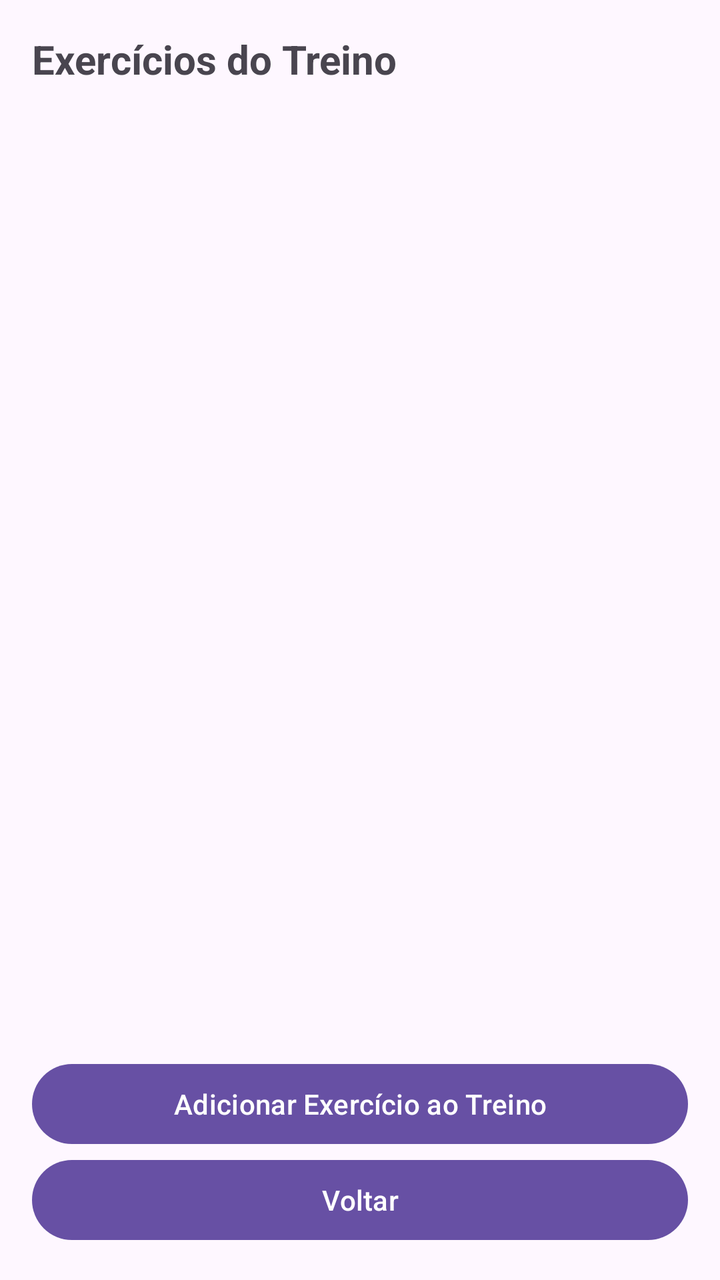
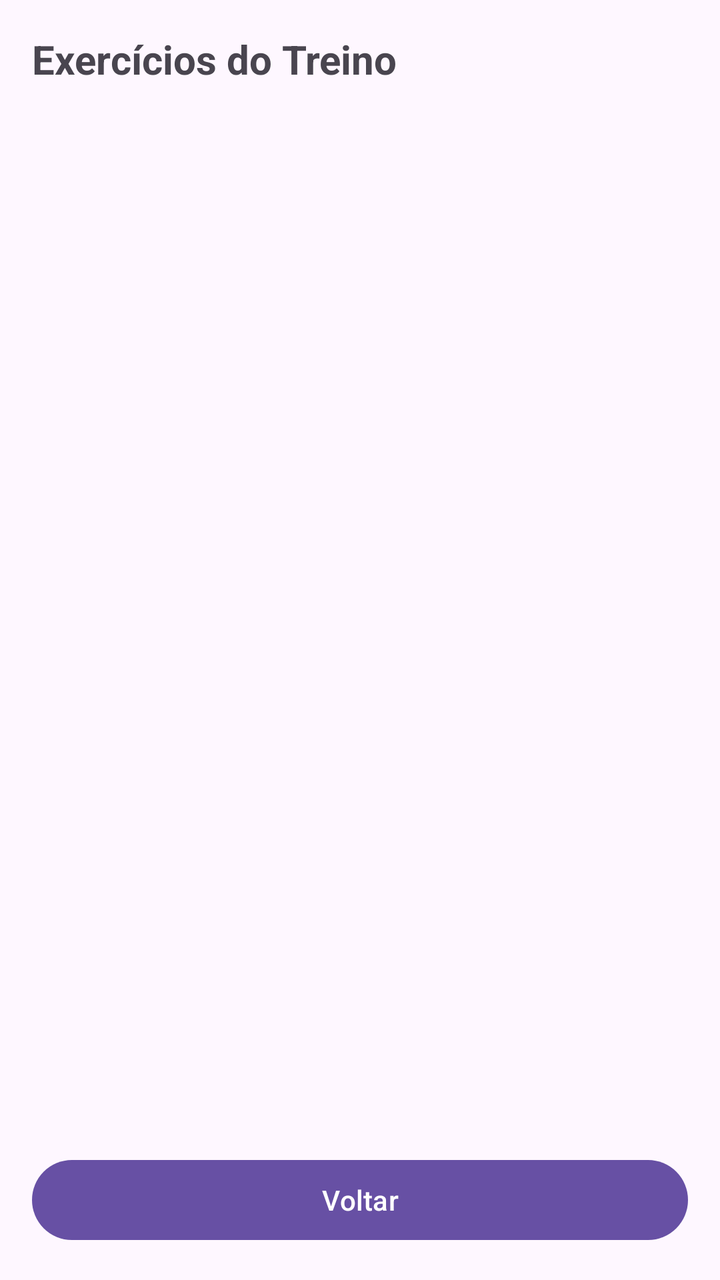

Before-and-after screenshots of an Android layout around one commit, followed by the original layout XML and the change that was made.
<!-- AndroidManifest.xml: application theme Theme.TrabalhoIII -->
<!-- res/layout/activity_exercicios_treino.xml -->
<?xml version="1.0" encoding="utf-8"?>
<LinearLayout xmlns:android="http://schemas.android.com/apk/res/android"
    android:orientation="vertical"
    android:layout_width="match_parent"
    android:layout_height="match_parent"
    android:padding="16dp">

    <TextView
        android:id="@+id/tvTituloTreino"
        android:layout_width="wrap_content"
        android:layout_height="wrap_content"
        android:text="Exercícios do Treino"
        android:textSize="20sp"
        android:textStyle="bold"
        android:paddingBottom="20dp" />

    <ListView
        android:id="@+id/listViewExerciciosDoTreino"
        android:layout_width="match_parent"
        android:layout_height="0dp"
        android:layout_weight="1" />

    <Button
        android:id="@+id/buttonAdicionarExercicio"
        android:layout_width="match_parent"
        android:layout_height="wrap_content"
        android:text="Adicionar Exercício ao Treino" />

    <Button
        android:id="@+id/buttonVoltarExercicioTreino"
        android:layout_width="match_parent"
        android:layout_height="wrap_content"
        android:text="Voltar" />

</LinearLayout>
<!-- resources referenced by this layout -->
<resources>
  <style name="Theme.TrabalhoIII" parent="Base.Theme.TrabalhoIII" />
  <style name="Base.Theme.TrabalhoIII" parent="Theme.Material3.DayNight.NoActionBar">
          
          
      </style>
</resources>

<!-- the commit's change to res/layout/activity_exercicios_treino.xml (unified diff, before → after) -->
@@ -15,16 +15,10 @@
         android:paddingBottom="20dp" />
 
     <ListView
-        android:id="@+id/listViewExerciciosDoTreino"
+        android:id="@+id/listViewTodosExercicios"
         android:layout_width="match_parent"
         android:layout_height="0dp"
         android:layout_weight="1" />
-
-    <Button
-        android:id="@+id/buttonAdicionarExercicio"
-        android:layout_width="match_parent"
-        android:layout_height="wrap_content"
-        android:text="Adicionar Exercício ao Treino" />
 
     <Button
         android:id="@+id/buttonVoltarExercicioTreino"
